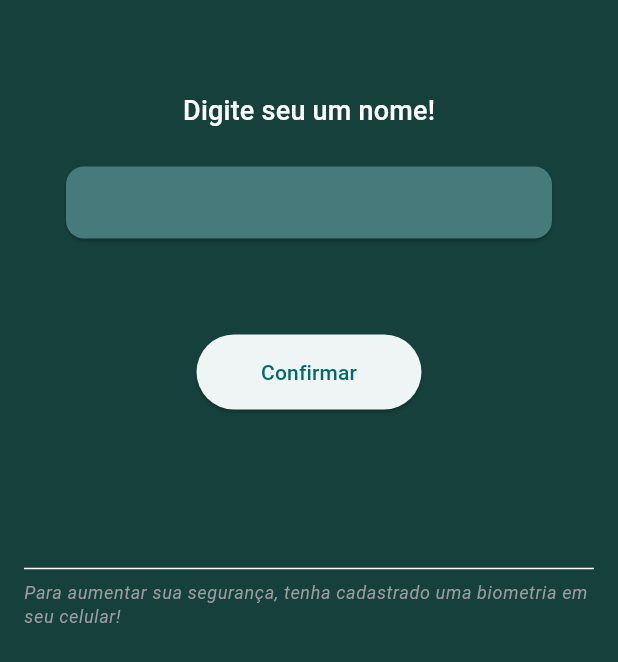
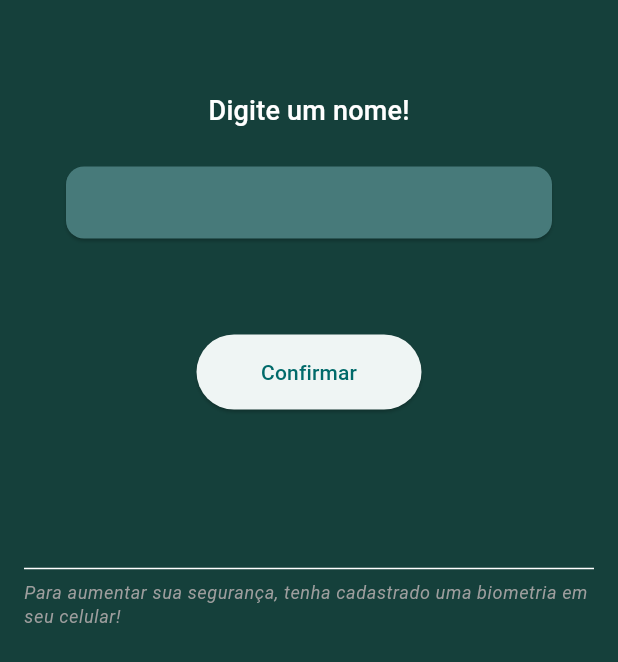
Before and after one commit to joseRibamar21/chat_flutter, a Flutter app: the screen it shows after launch, on a phone screen of 412 x 824 dp. Shown: the top 662 px of the screen. Run offline on Flutter 3.47's test engine with Material 2 defaults, Android fonts, the phone set to English and light mode, and no system bars; our stand-ins replace get, local_auth; missing offline and left inert: encrypt.

Commit message:
Adicionado lauch Icon trocado nome

```diff
--- /dev/null
+++ b/lib/data/usecase/usecase.dart
@@ -0,0 +1,2 @@
+export "autentication_local.dart";
+export 'encrypt_message.dart';
--- a/lib/main.dart
+++ b/lib/main.dart
@@ -16,7 +16,7 @@ class MyApp extends StatelessWidget {
   @override
   Widget build(BuildContext context) {
     return GetMaterialApp(
-      title: 'Flutter Demo',
+      title: 'Secreto',
       debugShowCheckedModeBanner: false,
       theme: makeTheme2(),
       initialRoute: "/register",
--- a/lib/ui/pages/chat/chat_controller.dart
+++ b/lib/ui/pages/chat/chat_controller.dart
@@ -1,13 +1,13 @@
 import 'dart:async';
 import 'dart:convert';
 
-import 'package:chat_flutter/data/usecase/encrypt_message.dart';
 import 'package:flutter/foundation.dart';
 import 'package:get/get.dart';
 import 'package:web_socket_channel/web_socket_channel.dart';
 
 import '../../../data/entities/entities.dart';
 import '../../../data/models/models.dart';
+import '../../../data/usecase/usecase.dart';
 
 class ChatController extends GetxController {
   final _rxListMessages = Rx<List<MessageEntity>>([]);
@@ -32,6 +32,7 @@ class ChatController extends GetxController {
       _inicialization(nick);
     }
     //Abrir canal
+
     _channelObs = _channelStream.listen((event) async {
       _status();
 
--- a/lib/ui/pages/resgister/register_page.dart
+++ b/lib/ui/pages/resgister/register_page.dart
@@ -32,7 +32,7 @@ class _RegisterPageState extends State<RegisterPage> {
           crossAxisAlignment: CrossAxisAlignment.center,
           children: [
             const SizedBox(height: 60),
-            Text("Digite seu um nome!",
+            Text("Digite um nome!",
                 style: Theme.of(context).textTheme.titleMedium),
             Padding(
               padding: const EdgeInsets.symmetric(vertical: 20, horizontal: 40),
```
Also changed, not shown: pubspec.yaml (+10 -1 lines), lib/ui/assets/imgs/foregraund.png (added), lib/ui/assets/imgs/icon.png (added), lib/ui/assets/imgs/icon_foregraund.png (added), lib/ui/assets/imgs/logo.png (deleted), pubspec.lock, 23 other files.
